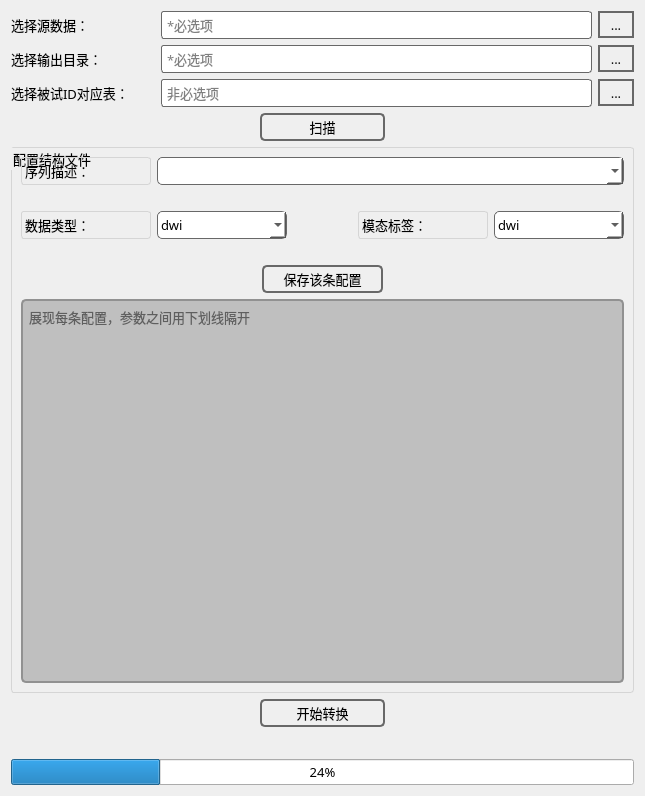
Before: the Qt Designer form dcm.ui in forwho/dcm2bidsGUI, drawn with Qt 5.
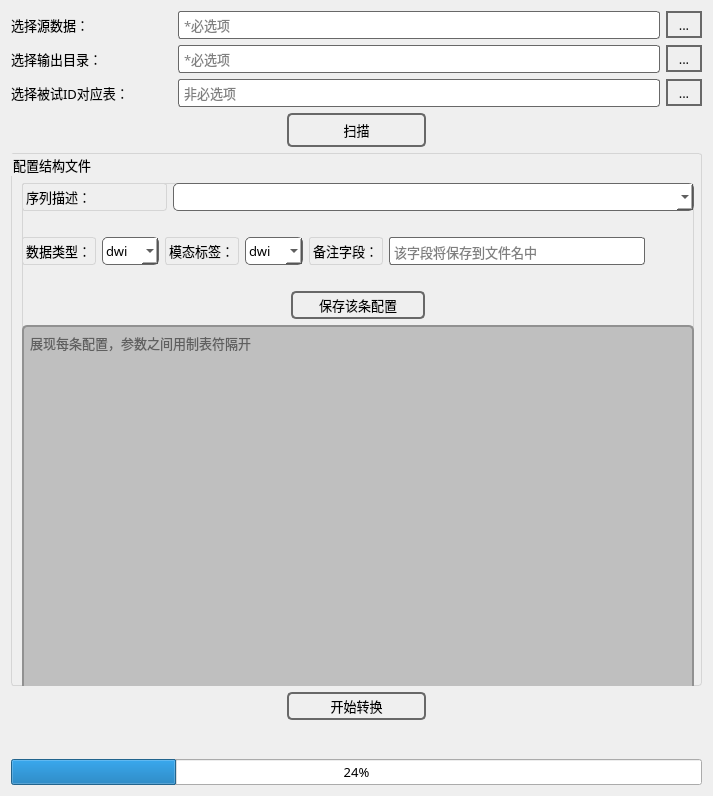
After: the same form once the commit is applied. Icons and pictures are not drawn.

The edit to the form file:
```diff
--- a/dcm.ui
+++ b/dcm.ui
@@ -6,10 +6,16 @@
    <rect>
     <x>0</x>
     <y>0</y>
-    <width>645</width>
+    <width>713</width>
     <height>796</height>
    </rect>
   </property>
+  <property name="sizePolicy">
+   <sizepolicy hsizetype="Ignored" vsizetype="Ignored">
+    <horstretch>0</horstretch>
+    <verstretch>0</verstretch>
+   </sizepolicy>
+  </property>
   <property name="font">
    <font>
     <family>微软雅黑</family>
@@ -32,7 +38,9 @@
 
                           </string>
   </property>
-  <layout class="QVBoxLayout" name="verticalLayout_2" stretch="0,0,0,0,0,0,0,0">
+  <layout class="QHBoxLayout" name="horizontalLayout_10">
+   <item>
+    <layout class="QVBoxLayout" name="verticalLayout_2" stretch="1,1,1,1,20,1,1,1">
    <item>
     <layout class="QHBoxLayout" name="horizontalLayout_2" stretch="1,3,1">
      <item>
@@ -171,10 +179,16 @@
      </item>
      <item>
       <widget class="QPushButton" name="select_3">
+         <property name="sizePolicy">
+          <sizepolicy hsizetype="Minimum" vsizetype="Fixed">
+           <horstretch>0</horstretch>
+           <verstretch>0</verstretch>
+          </sizepolicy>
+         </property>
        <property name="styleSheet">
         <string notr="true">border: 2px solid #686868;
         color: #000000;
-        padding: 2px 6px;
+        padding: 5px 6px;
         border-radius: 5px;</string>
        </property>
        <property name="text">
@@ -199,6 +213,18 @@
    </item>
    <item>
     <widget class="QGroupBox" name="groupBox">
+       <property name="sizePolicy">
+        <sizepolicy hsizetype="Expanding" vsizetype="Expanding">
+         <horstretch>0</horstretch>
+         <verstretch>0</verstretch>
+        </sizepolicy>
+       </property>
+       <property name="maximumSize">
+        <size>
+         <width>16777215</width>
+         <height>16777215</height>
+        </size>
+       </property>
      <property name="font">
       <font>
        <family>微软雅黑</family>
@@ -213,9 +239,19 @@
      <property name="title">
       <string>配置结构文件</string>
      </property>
-     <layout class="QFormLayout" name="formLayout">
-      <item row="0" column="0" colspan="2">
+       <widget class="QWidget" name="">
+        <property name="geometry">
+         <rect>
+          <x>11</x>
+          <y>30</y>
+          <width>672</width>
+          <height>518</height>
+         </rect>
+        </property>
        <layout class="QVBoxLayout" name="verticalLayout" stretch="0,0,0,0,0,0">
+         <property name="sizeConstraint">
+          <enum>QLayout::SetNoConstraint</enum>
+         </property>
         <item>
          <layout class="QHBoxLayout" name="horizontalLayout_5" stretch="5,18">
           <item>
@@ -274,7 +310,7 @@
          </spacer>
         </item>
         <item>
-         <layout class="QHBoxLayout" name="horizontalLayout_4" stretch="2,2,1,2,2">
+          <layout class="QHBoxLayout" name="horizontalLayout_4">
           <item>
            <widget class="QLabel" name="label">
             <property name="font">
@@ -336,22 +372,6 @@
             </item>
            </widget>
           </item>
-          <item>
-           <spacer name="horizontalSpacer_4">
-            <property name="orientation">
-             <enum>Qt::Horizontal</enum>
-            </property>
-            <property name="sizeType">
-             <enum>QSizePolicy::Preferred</enum>
-            </property>
-            <property name="sizeHint" stdset="0">
-             <size>
-              <width>130</width>
-              <height>20</height>
-             </size>
-            </property>
-           </spacer>
-          </item>
           <item>
            <widget class="QLabel" name="label_3">
             <property name="font">
@@ -393,6 +413,60 @@
             </item>
            </widget>
           </item>
+           <item>
+            <widget class="QLabel" name="label_7">
+             <property name="font">
+              <font>
+               <family>微软雅黑</family>
+               <pointsize>10</pointsize>
+               <kerning>true</kerning>
+              </font>
+             </property>
+             <property name="text">
+              <string>备注字段：</string>
+             </property>
+            </widget>
+           </item>
+           <item>
+            <widget class="QTextEdit" name="comboBox_4">
+             <property name="sizePolicy">
+              <sizepolicy hsizetype="Expanding" vsizetype="Ignored">
+               <horstretch>0</horstretch>
+               <verstretch>0</verstretch>
+              </sizepolicy>
+             </property>
+             <property name="font">
+              <font>
+               <family>微软雅黑</family>
+               <pointsize>10</pointsize>
+              </font>
+             </property>
+             <property name="styleSheet">
+              <string notr="true">border: 1px solid #686868;
+        
+        background-color: #FFFFFF;</string>
+             </property>
+             <property name="tabStopWidth">
+              <number>80</number>
+             </property>
+             <property name="placeholderText">
+              <string>该字段将保存到文件名中</string>
+             </property>
+            </widget>
+           </item>
+           <item>
+            <spacer name="horizontalSpacer">
+             <property name="orientation">
+              <enum>Qt::Horizontal</enum>
+             </property>
+             <property name="sizeHint" stdset="0">
+              <size>
+               <width>40</width>
+               <height>20</height>
+              </size>
+             </property>
+            </spacer>
+           </item>
          </layout>
         </item>
         <item>
@@ -480,13 +554,12 @@
            <bool>false</bool>
           </property>
           <property name="placeholderText">
-           <string>展现每条配置，参数之间用下划线隔开</string>
+            <string>展现每条配置，参数之间用制表符隔开</string>
           </property>
          </widget>
         </item>
        </layout>
-      </item>
-     </layout>
+       </widget>
     </widget>
    </item>
    <item>
@@ -506,6 +579,12 @@
      </item>
      <item>
       <widget class="QPushButton" name="pushButton_2">
+         <property name="sizePolicy">
+          <sizepolicy hsizetype="Minimum" vsizetype="Expanding">
+           <horstretch>0</horstretch>
+           <verstretch>0</verstretch>
+          </sizepolicy>
+         </property>
        <property name="styleSheet">
         <string notr="true">border: 2px solid #686868;
         color: #000000;
@@ -568,6 +647,8 @@
       <bool>true</bool>
      </property>
     </widget>
+     </item>
+    </layout>
    </item>
   </layout>
  </widget>
```
Lines whose indentation alone changed are shown as unchanged.
